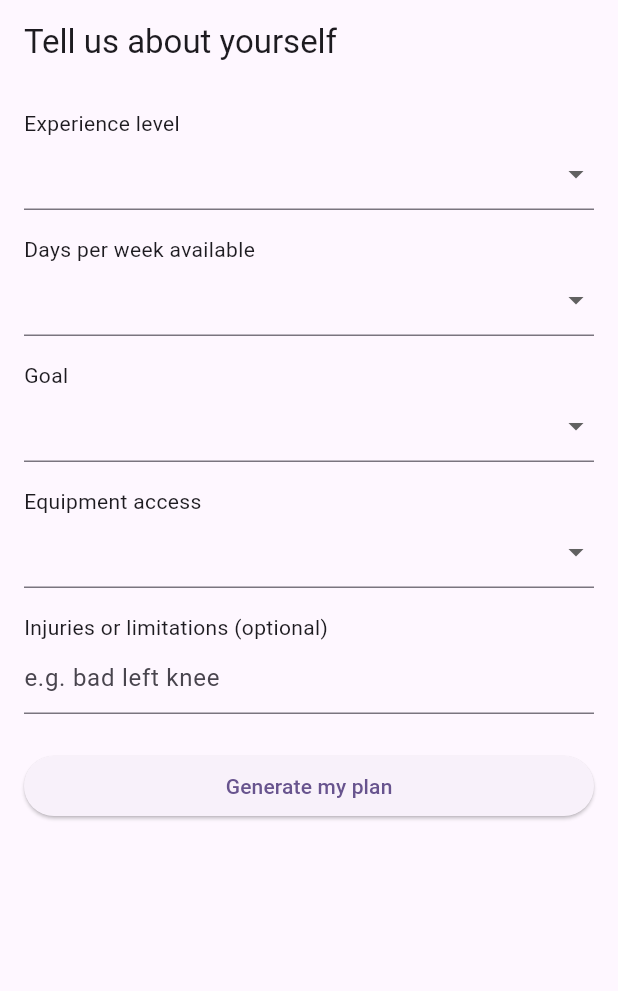
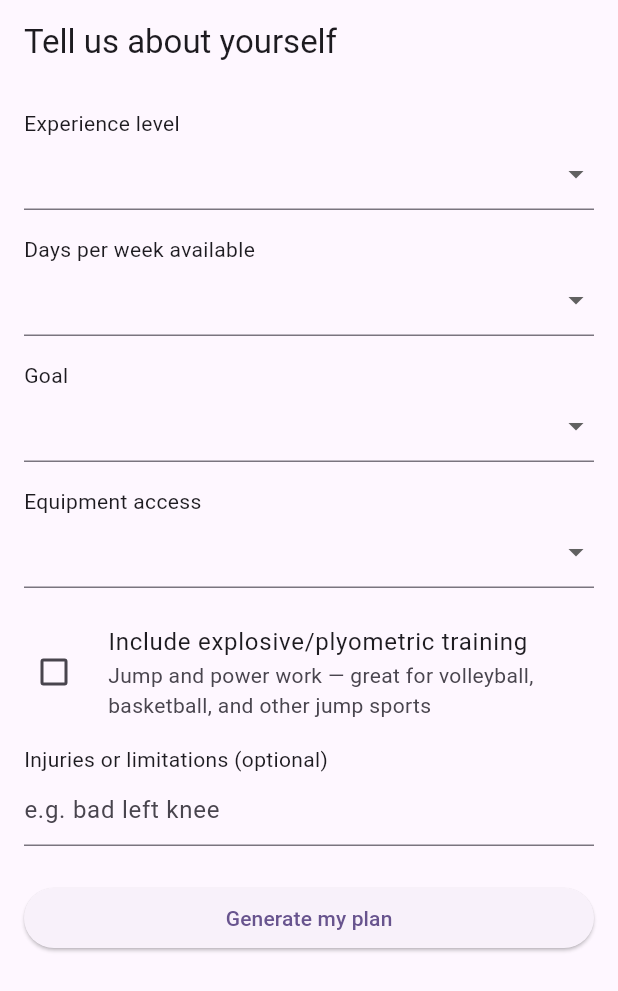
Before and after one commit to pdiep770/toughlove-app, a Flutter app: the IntakeScreen screen opened directly, after a tap on "Generate my plan", on a phone screen of 412 x 824 dp. Shown: the top 991 px of the screen. Run offline on Flutter 3.47's test engine with Material 3 defaults, Android fonts, the phone set to English and light mode, and no system bars; our stand-ins replace cloud_firestore, firebase_auth, firebase_core; accounts and stored records are empty; network calls fail; statements that could not run were skipped.

Commit message:
add explosive training checkbox to intake form

```diff
--- a/lib/intake_screen.dart
+++ b/lib/intake_screen.dart
@@ -17,6 +17,7 @@ class _IntakeScreenState extends State<IntakeScreen> {
   int? _daysPerWeek;
   String? _goal;
   String? _equipmentAccess;
+  bool _includeExplosiveTraining = false;
   final TextEditingController _injuriesController = TextEditingController();
 
   Future<void> _submitForm() async {
@@ -31,6 +32,7 @@ Future<void> _submitForm() async {
         'goal': _goal,
         'equipmentAccess': _equipmentAccess,
         'injuries': _injuriesController.text,
+        'includeExplosiveTraining': _includeExplosiveTraining,
       }),
     );
 
@@ -114,6 +116,16 @@ Future<void> _submitForm() async {
             ),
             const SizedBox(height: 16),
 
+            CheckboxListTile(
+              contentPadding: EdgeInsets.zero,
+              controlAffinity: ListTileControlAffinity.leading,
+              title: const Text('Include explosive/plyometric training'),
+              subtitle: const Text('Jump and power work — great for volleyball, basketball, and other jump sports'),
+              value: _includeExplosiveTraining,
+              onChanged: (value) => setState(() => _includeExplosiveTraining = value ?? false),
+            ),
+            const SizedBox(height: 8),
+
             const Text('Injuries or limitations (optional)'),
             TextField(
               controller: _injuriesController,
```
Lines whose indentation alone changed are shown as unchanged.
